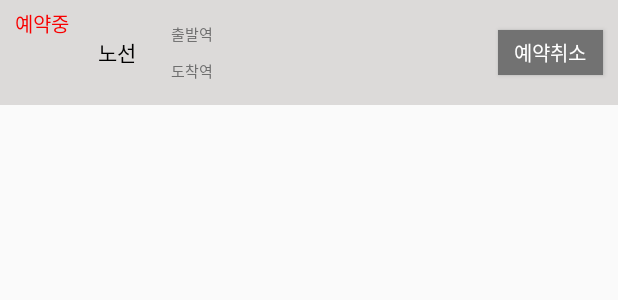
After one commit to bsjinn/BusBell, an Android app: the layout reserved_window.xml on its own in the app's theme, with its tools: preview values and no code run, on a phone screen of 412 x 824 dp. The commit adds this screen. Shown: the top 300 px of the screen. Run offline under Robolectric (Android 15) with nearby library versions, the phone set to English and light mode, and no system bars.

Commit message:
reserved View & delete request

```diff
--- /dev/null
+++ b/app/src/main/res/layout/reserved_window.xml
@@ -0,0 +1,118 @@
+<?xml version="1.0" encoding="utf-8"?>
+<LinearLayout xmlns:android="http://schemas.android.com/apk/res/android"
+ android:layout_width="match_parent" android:layout_height="70dp"
+    android:background="#dcdad9"
+    android:orientation="horizontal"
+    >
+
+    <RelativeLayout
+        android:layout_weight="3"
+        android:layout_width="0dp"
+        android:layout_height="match_parent"
+        android:id="@+id/relativeLayout">
+
+        <TextView
+            android:id="@+id/text_reserved"
+            android:layout_width="wrap_content"
+            android:layout_height="wrap_content"
+            android:layout_marginLeft="10dp"
+            android:layout_marginTop="5dp"
+            android:text="예약중"
+            android:textColor="#f80000"
+            android:textSize="13sp" />
+
+        <ImageView
+            android:id="@+id/image_view"
+            android:layout_width="wrap_content"
+            android:layout_height="wrap_content"
+            android:layout_alignEnd="@+id/text_reserved"
+            android:layout_alignLeft="@+id/text_reserved"
+            android:layout_alignRight="@+id/text_reserved"
+            android:layout_alignStart="@+id/text_reserved"
+            android:layout_below="@+id/text_reserved"
+            android:layout_margin="5dp"/>
+
+    </RelativeLayout>
+    <TextView
+        android:id="@+id/bus_num"
+        android:layout_width="0dp"
+        android:layout_height="wrap_content"
+        android:layout_weight="3"
+        android:text="노선"
+        android:textColor="#000000"
+        android:layout_gravity="center"
+        android:gravity="center"
+        />
+    <LinearLayout
+        android:id="@+id/fromto"
+        android:layout_weight="2"
+        android:layout_width="0dp"
+        android:layout_height="match_parent"
+        android:layout_marginLeft="10dp"
+        android:layout_marginTop="10dp"
+        android:layout_marginBottom="10dp"
+        android:orientation="vertical"
+        android:layout_toRightOf="@id/relativeLayout">
+
+        <TextView
+            android:layout_width="wrap_content"
+            android:layout_height="0dp"
+            android:layout_weight="1"
+            android:gravity="center"
+            android:text="출발역"
+            android:textColor="#6f6f6f"
+            android:textSize="10sp"
+            android:id="@+id/from"/>
+
+    <TextView
+        android:layout_width="wrap_content"
+        android:layout_height="0dp"
+        android:layout_weight="1"
+        android:gravity="center"
+        android:text="도착역"
+        android:id="@+id/to"
+        android:textColor="#6f6f6f"
+        android:textSize="10sp"
+        />
+    </LinearLayout>
+    <LinearLayout
+        android:layout_width="0dp"
+        android:layout_height="match_parent"
+        android:orientation="vertical"
+        android:layout_marginTop="10dp"
+        android:layout_marginBottom="10dp"
+        android:layout_toRightOf="@id/fromto"
+        android:layout_toLeftOf="@+id/cancel_btn"
+        android:layout_weight="10">
+        <TextView
+            android:id="@+id/station_from"
+            android:layout_width="wrap_content"
+            android:layout_height="0dp"
+            android:layout_weight="1"
+            android:gravity="center"
+            android:textColor="#000000"
+            android:textSize="13sp"/>
+        <TextView
+            android:id="@+id/station_to"
+            android:layout_width="wrap_content"
+            android:layout_height="0dp"
+            android:layout_weight="1"
+            android:gravity="center"
+            android:textSize="13sp"
+            android:textColor="#000000"/>
+    </LinearLayout>
+
+    <Button
+        android:id="@+id/cancel_btn"
+        android:layout_weight="4"
+        android:layout_width="0dp"
+        android:layout_height="30dp"
+        android:layout_alignParentRight="true"
+        android:layout_margin="10dp"
+        android:layout_gravity="center"
+        android:background="#727272"
+        android:text="예약취소"
+        android:textSize="13sp"
+        android:textColor="#ffffff" />
+
+</LinearLayout>
```
Also changed, not shown: app/src/main/java/com/example/sojin/busbellapp/activity/BusStationsListActivity.java (+77 -0 lines), app/src/main/java/com/example/sojin/busbellapp/activity/MainActivity.java (+90 -21 lines), app/src/main/res/layout/activity_main.xml (+7 -0 lines).
